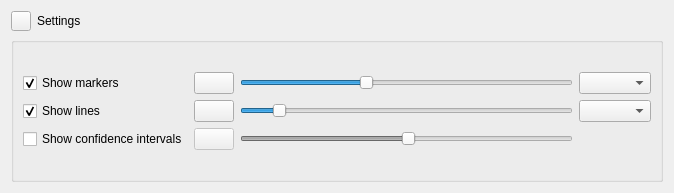
Before: the Qt Designer form braphy/gui/ui_files/binary_plot_settings.ui in softmatterlab/Braph-2.0-Python, drawn with Qt 5.
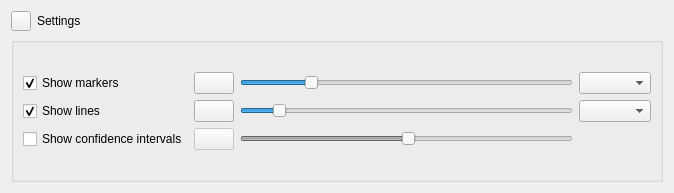
After: the same form once the commit is applied.

Commit message: Add labels to binary plot

Patch:
```diff
--- a/braphy/gui/ui_files/binary_plot_settings.ui
+++ b/braphy/gui/ui_files/binary_plot_settings.ui
@@ -79,7 +79,7 @@
              <number>0</number>
             </property>
             <property name="maximum">
-             <number>8</number>
+             <number>15</number>
             </property>
             <property name="pageStep">
              <number>2</number>
```
The commit also changes 2 other files.
